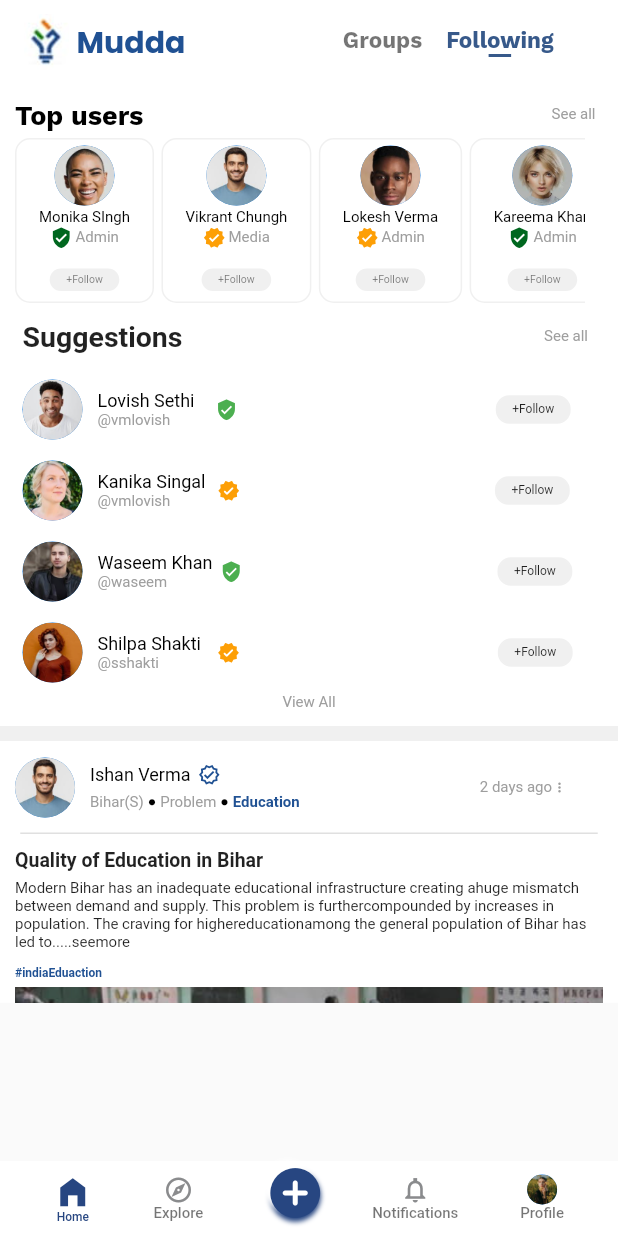
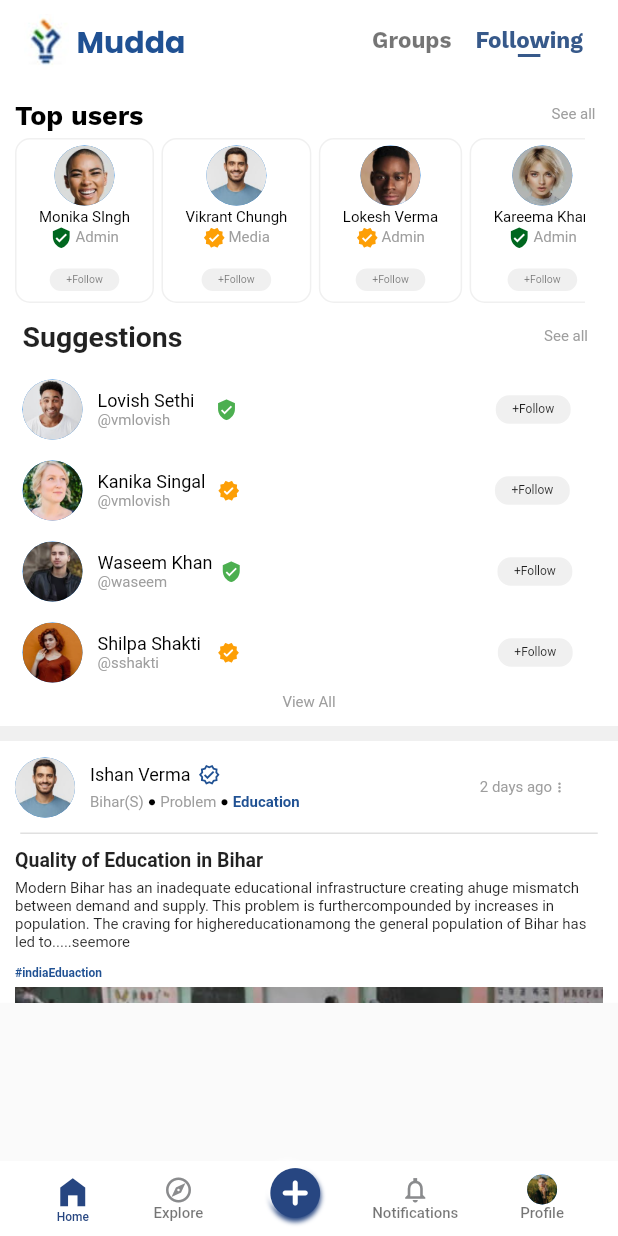
Before and after one commit to abhishekr77/muddaUI, a Flutter app: the screen it shows after launch, on a phone screen of 412 x 824 dp. Run offline on Flutter 3.47's test engine with Material 2 defaults, Android fonts, the phone set to English and light mode, and no system bars.

```diff
--- a/lib/main.dart
+++ b/lib/main.dart
@@ -40,7 +40,7 @@ class _frontState extends State<front> {
                     fontFamily: 'Poppins'),
                 textAlign: TextAlign.left,
               ),
-              SizedBox(width: 97,),
+              SizedBox(width: 116.5,),
               TextButton(
                   style: TextButton.styleFrom(
                     textStyle: const TextStyle(fontSize: 15,),
```
